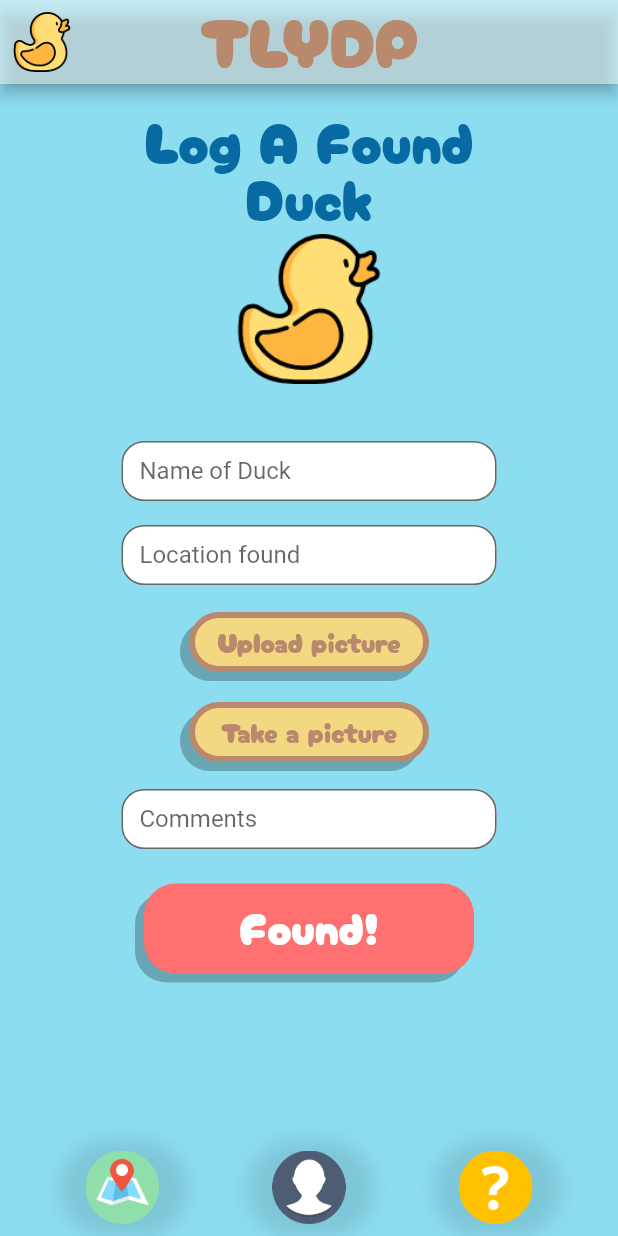
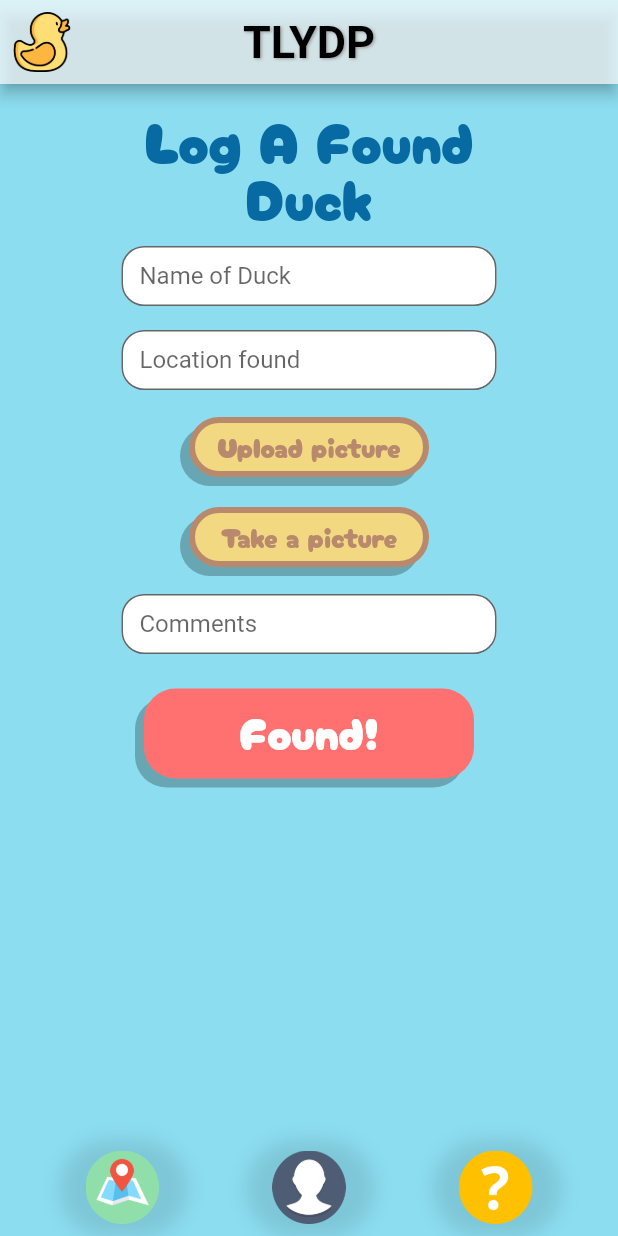
Before and after one commit to muhsinaltintop/tlydp, a Flutter app: the LogDuck screen opened directly, on a phone screen of 412 x 824 dp. Run offline on Flutter 3.47's test engine with Material 2 defaults, Android fonts, the phone set to English and light mode, and no system bars; drawn by our look-alikes of auto_size_text, flutter_form_builder; our stand-ins replace email_validator, google_maps_flutter, image_picker; accounts and stored records are empty.

Commit message:
log duck page edited

```diff
--- a/lib/screens/log_duck_screen.dart
+++ b/lib/screens/log_duck_screen.dart
@@ -69,14 +69,21 @@ class _LogDuckState extends State<LogDuck> {
       key: _LogDuckKey,
       child: Scaffold(
       appBar: AppBar(
-          title: Text("TLYDP",
+        title: const Text("TLYDP",
             style: TextStyle(
-                color: Color.fromARGB(255, 185, 137, 109),
-                fontSize: 45,
-                fontFamily: "CherryBomb",
+              color: Colors.black,
+              fontSize: 30,
+              fontWeight: FontWeight.bold,
+              shadows: [
+                Shadow(
+                  offset: Offset(1.0, 1.0),
+                  blurRadius: 2.0,
+                  color: Colors.grey,
+                ),
+              ],
             )),
         centerTitle: true,
-          backgroundColor: Colors.white.withOpacity(0.5),
+        backgroundColor: Colors.white70,
         leading: Builder(
           builder: (BuildContext context) {
             return IconButton(
@@ -107,14 +114,14 @@ class _LogDuckState extends State<LogDuck> {
                         height: 20,
                       ),
                       _LogDuckLabel(),
-                      image != null? Image.file(image!,
-                      width: 160,
-                      height: 160,
-                      fit: BoxFit.cover,
-                      ) : _imageDuck(),
-                        SizedBox(
-                        height: 30,
-                      ),
+                      // image != null? Image.file(image!,
+                      // width: 160,
+                      // height: 160,
+                      // fit: BoxFit.cover,
+                      // ) : _imageDuck(),
+                      //   SizedBox(
+                      //   height: 30,
+                      // ),
                       Padding(
                         padding: const EdgeInsets.all(8),
                         child: SizedBox(
```
Lines whose indentation alone changed are shown as unchanged.
